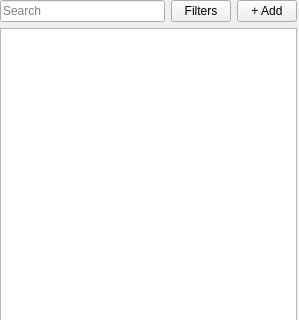
First picture: the form in dev/Gems/AudioSystem/Code/Source/Editor/ATLControlsPanel.ui, repository aws/lumberyard, before the edit; both pictures show x 0 to 299 and y 0 to 320 of the 299 by 674 pixel window.
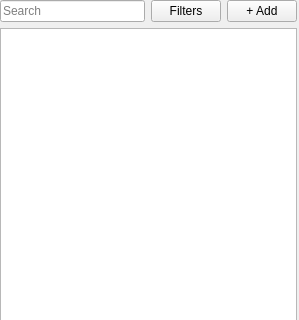
Second picture: the form after the edit. Icons and pictures are not drawn. Custom widgets are drawn as their Qt base class.

Diff of the .ui file:
```diff
--- a/dev/Gems/AudioSystem/Code/Source/Editor/ATLControlsPanel.ui
+++ b/dev/Gems/AudioSystem/Code/Source/Editor/ATLControlsPanel.ui
@@ -61,7 +61,7 @@
        </property>
        <property name="maximumSize">
         <size>
-         <width>60</width>
+         <width>70</width>
          <height>16777215</height>
         </size>
        </property>
@@ -83,7 +83,7 @@
       <widget class="QPushButton" name="m_pAddButton">
        <property name="maximumSize">
         <size>
-         <width>60</width>
+         <width>70</width>
          <height>16777215</height>
         </size>
        </property>
```
